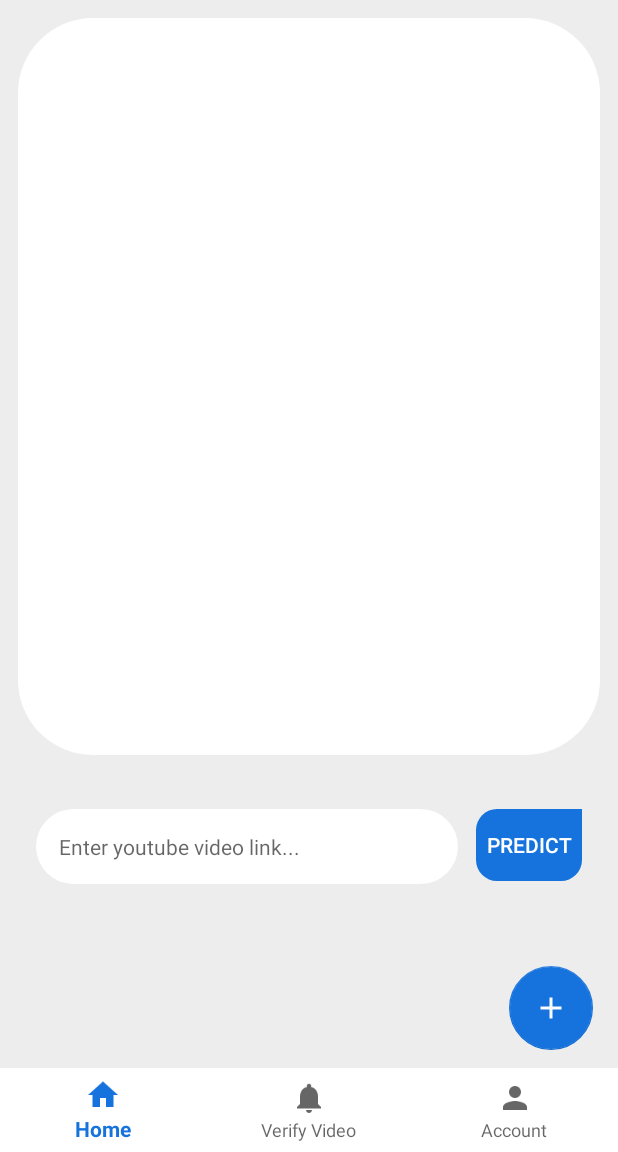
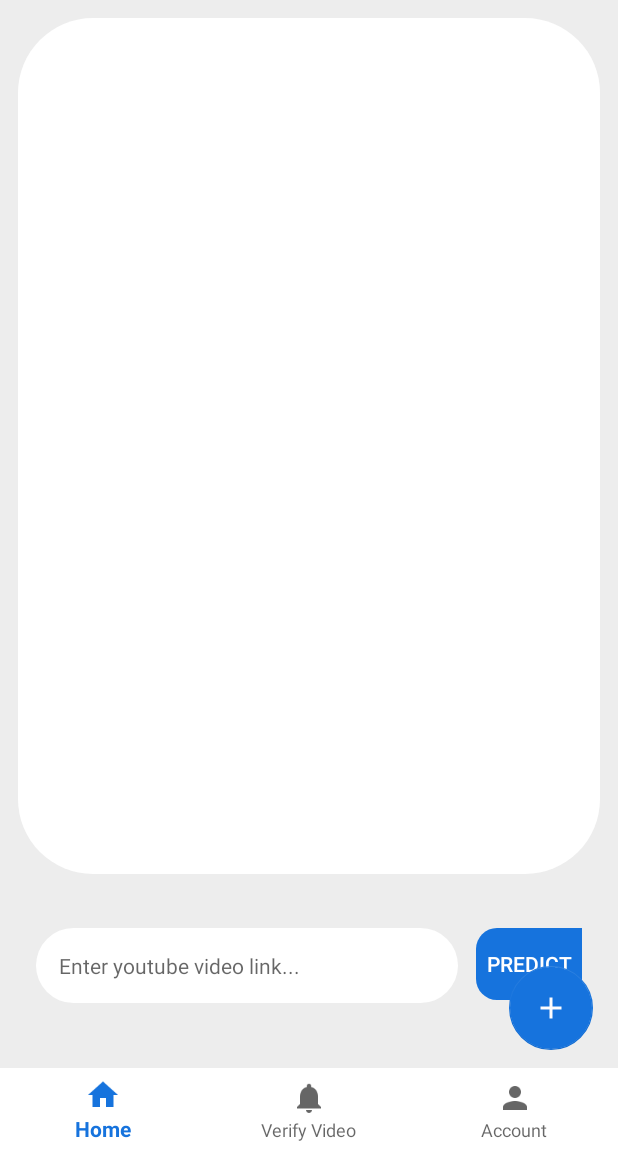
Before and after one commit to Moheeeetgupta/RuDoyo-A-Rumour-Control-platform, an Android app: the fragment NotificationFragment placed in its activity, on a phone screen of 412 x 824 dp, the part 84-1236 px from its top. Run offline under Robolectric (Android 15) with nearby library versions, the phone set to English and light mode, and no system bars; our stand-ins replace CircleImageView, Firebase (no records; nobody signed in at launch, a user with empty details on screens opened directly); libraries missing offline, so code that uses them is left out: com.theartofdev.edmodo, id.zelory.compressor; pictures from the network do not load; 4 statements that could not run were skipped.

Commit message:
video verify layout modified

```diff
--- a/app/src/main/java/com/rumooursindoyo/moheeeetgupta/NotificationFragment.java
+++ b/app/src/main/java/com/rumooursindoyo/moheeeetgupta/NotificationFragment.java
@@ -42,6 +42,7 @@ public class NotificationFragment extends Fragment {
     private final static String expression = "(?<=watch\\?v=|/videos/|embed\\/|youtu.be\\/|\\/v\\/|\\/e\\/|watch\\?v%3D|watch\\?feature=player_embedded&v=|%2Fvideos%2F|embed%\u200C\u200B2F|youtu.be%2F|%2Fv%2F)[^#\\&\\?\\n]*";
     EditText videiId;
 
+    private  int flag = 0;
     ViewGroup progressView;
     View view;
     protected boolean isProgressShowing = false;
@@ -51,6 +52,10 @@ public class NotificationFragment extends Fragment {
     private TextClassificationClient client;
 
     private TextView resultTextView;
+    private TextView resultCommentTextView;
+    private TextView headingToShow;
+    private View viewDivider;
+  //  private View viewDividerBottom;
     // private EditText inputEditText;
     private Handler handler;
     private ScrollView scrollView;
@@ -77,6 +82,9 @@ public class NotificationFragment extends Fragment {
             videiId.setText (sharedLink);
         }
 
+        headingToShow = view.findViewById( R.id.text_heading );
+        viewDivider = view.findViewById( R.id.view_divider );
+      //  viewDividerBottom = view.findViewById( R.id.view_divider_bottom );
         Log.v(TAG, "onCreate");
 
 
@@ -114,8 +122,15 @@ public class NotificationFragment extends Fragment {
                     Toast.makeText(getActivity (),"Please Enter a valid youtube link...",Toast.LENGTH_LONG).show ();
                     hideProgressingView();
                 }else{
-                    String id = getVideoId( videiId.getText().toString() );
-                    getSuperHeroes( id );
+                    if(flag == 1){
+                        resultTextView.setText( " " );
+                        resultCommentTextView.setText( " " );
+                        flag = 0;
+                    }
+                    if(flag == 0) {
+                        String id = getVideoId( videiId.getText().toString() );
+                        getSuperHeroes( id );
+                    }
                 }
 
 
@@ -133,6 +148,7 @@ public class NotificationFragment extends Fragment {
 
 
         resultTextView = view.findViewById(R.id.result_text_view);
+        resultCommentTextView = view.findViewById( R.id.result_text_view_cmmnt );
         // inputEditText = findViewById(R.id.input_text);
         scrollView = view.findViewById(R.id.scroll_view);
 
@@ -170,14 +186,18 @@ public class NotificationFragment extends Fragment {
             public void onResponse(Call<Results> call, Response<Results> response) {
                 List<ItemsArray> myitemsList = response.body().getUserArray();
                 String commentssss = " ";
+                String textCommentsShow = "";
                 for (int i = 0; i < myitemsList.size(); i++) {
                     Snippet obj = myitemsList.get( i ).getSnippet();
                     TopComments comments = obj.getComment();
                     Snippetii snippetii = comments.getSnippetii();
                     String res = snippetii.getTextDisplay();
                     commentssss =commentssss+"\n"+ res;
+                    res = (i+1) + ". " + res;
+                    textCommentsShow = textCommentsShow + "\n" + res;
                 }
               classify(commentssss);
+                resultCommentTextView.append( textCommentsShow );
               //  hideProgressingView();
               //resultTextView.setText( commentssss );
 
@@ -255,6 +275,7 @@ public class NotificationFragment extends Fragment {
                 () -> {
                   // String textToShow = "Output:\n";
                     String textToShow = "\n";
+                    String textCommentsShow = "\n";
 
 
                     for (int i = 0; i < results.size(); i++) {
@@ -264,9 +285,9 @@ public class NotificationFragment extends Fragment {
 
 
                         if(result.getTitle().equals( "Positive" )){
-                            textToShow += String.format ("    %s: %.1f%%\n",  "Truth Percentage of Video ", result.getConfidence () * 100.0f);
+                            textToShow += String.format ("    %s: %.1f%%\n",  "Truth Probability of Video ", result.getConfidence () * 100.0f);
                         }else if(result.getTitle().equals("Negative")){
-                            textToShow += String.format ("     %s: %.1f%%\n", "False Percentage of Video ", result.getConfidence () * 100.0f );
+                            textToShow += String.format ("    %s: %.1f%%\n", "False Probability of Video ", result.getConfidence () * 100.0f );
                         }
                     }
 
@@ -276,10 +297,10 @@ public class NotificationFragment extends Fragment {
 
 
 
-                    Result result1 = results.get(0);
+                 //   Result result1 = results.get(0);
                     //textToShow += String.format("    %s: %s\n", result1.getTitle(), result1.getConfidence()*100);
 
-                    Result result2 = results.get(1);
+                //    Result result2 = results.get(1);
                     //textToShow += String.format("    %s: %s\n", result2.getTitle(), result2.getConfidence()*100) + "\n|n|n";
                   //  resultTextView.append(textToShow);
 
@@ -313,6 +334,11 @@ public class NotificationFragment extends Fragment {
  */
 
                     resultTextView.append (textToShow);
+                    flag = 1;
+                    headingToShow.setVisibility( View.VISIBLE );
+                    viewDivider.setVisibility( View.VISIBLE );
+                    // viewDividerBottom.setVisibility( View.VISIBLE );
+
 
 
                     // textToShow += "---------\n";
--- a/app/src/main/res/layout/tfe_tc_activity_main.xml
+++ b/app/src/main/res/layout/tfe_tc_activity_main.xml
@@ -21,7 +21,7 @@
             android:layout_width="match_parent"
             android:layout_height="0dp"
             android:layout_marginBottom="24dp"
-            android:layout_weight="5"
+            android:layout_weight="30"
 
             android:padding="12dp"
             android:paddingStart="12dp"
@@ -31,23 +31,61 @@
             android:paddingBottom="24dp"
             app:cardCornerRadius="50dp"
             app:layout_constraintStart_toStartOf="parent">
+<LinearLayout
+    android:layout_width="match_parent"
+    android:layout_height="match_parent"
+    android:layout_marginTop="16dp"
+    android:orientation="vertical">
+            <TextView
+                android:id="@+id/result_text_view"
+                android:layout_width="match_parent"
+                android:layout_height="wrap_content"
+                android:layout_marginTop="0dp"
+                android:gravity="center"
+                android:fontFamily="@font/poppins_light"
+                android:textColor="#000000"
+                android:textSize="17dp" />
+    <TextView
+        android:id="@+id/text_heading"
+        android:layout_width="match_parent"
+        android:layout_height="wrap_content"
+        android:text="Based on below comments :- "
+        android:visibility="invisible"
+        android:fontFamily="@font/poppins_medium"
+        android:textColor="#000000"
+        android:textSize="17dp"
+        android:gravity="center"/>
+
+    <View
+        android:id="@+id/view_divider"
+        android:layout_width="406dp"
+        android:layout_height="1dp"
+        android:layout_marginStart="1dp"
+        android:layout_marginLeft="1dp"
+        android:visibility="invisible"
+        android:layout_marginEnd="1dp"
+        android:layout_marginRight="1dp"
+        android:background="?android:attr/listDivider"
+        app:layout_constraintEnd_toEndOf="parent"
+        app:layout_constraintStart_toStartOf="parent" />
 
             <ScrollView
                 android:id="@+id/scroll_view"
-                android:layout_width="match_parent"
-                android:layout_height="match_parent"
+                android:layout_width="375dp"
+                android:layout_height="387dp"
                 android:padding="12dp"
+                android:paddingTop="0dp"
                 tools:layout_editor_absoluteX="411dp">
 
                 <TextView
-                    android:id="@+id/result_text_view"
+                    android:id="@+id/result_text_view_cmmnt"
                     android:layout_width="match_parent"
                     android:layout_height="wrap_content"
                     android:fontFamily="@font/poppins_light"
                     android:textColor="#000000"
                     android:textSize="17dp" />
             </ScrollView>
-
+</LinearLayout>
         </androidx.cardview.widget.CardView>
 
         <LinearLayout
```
